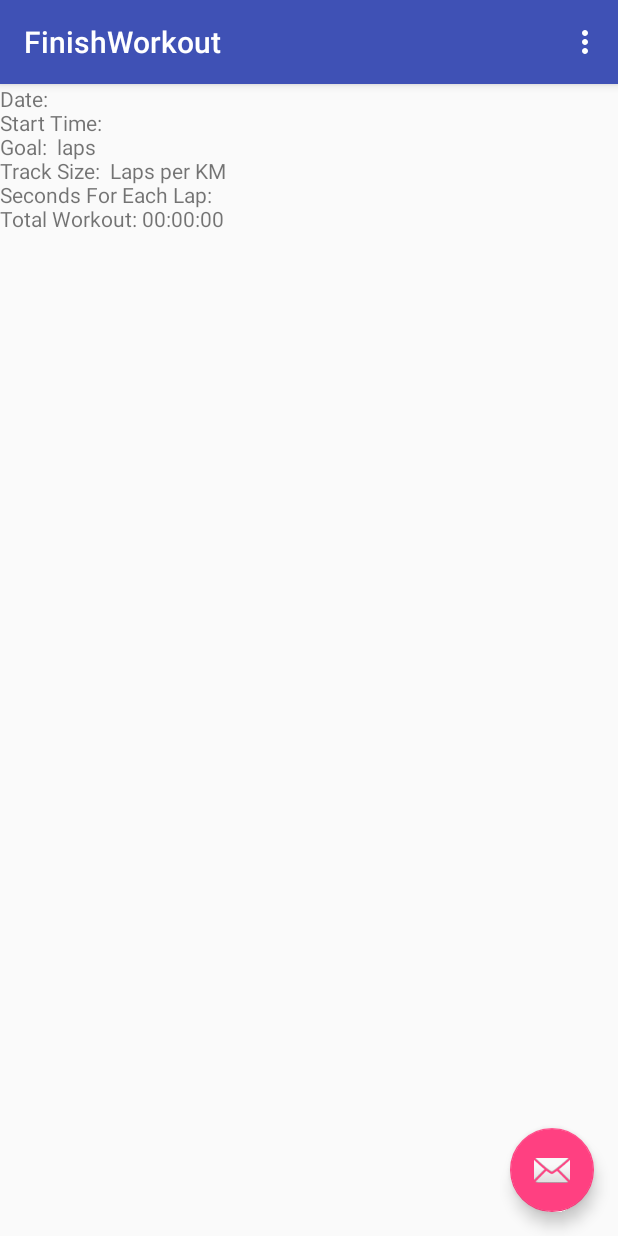
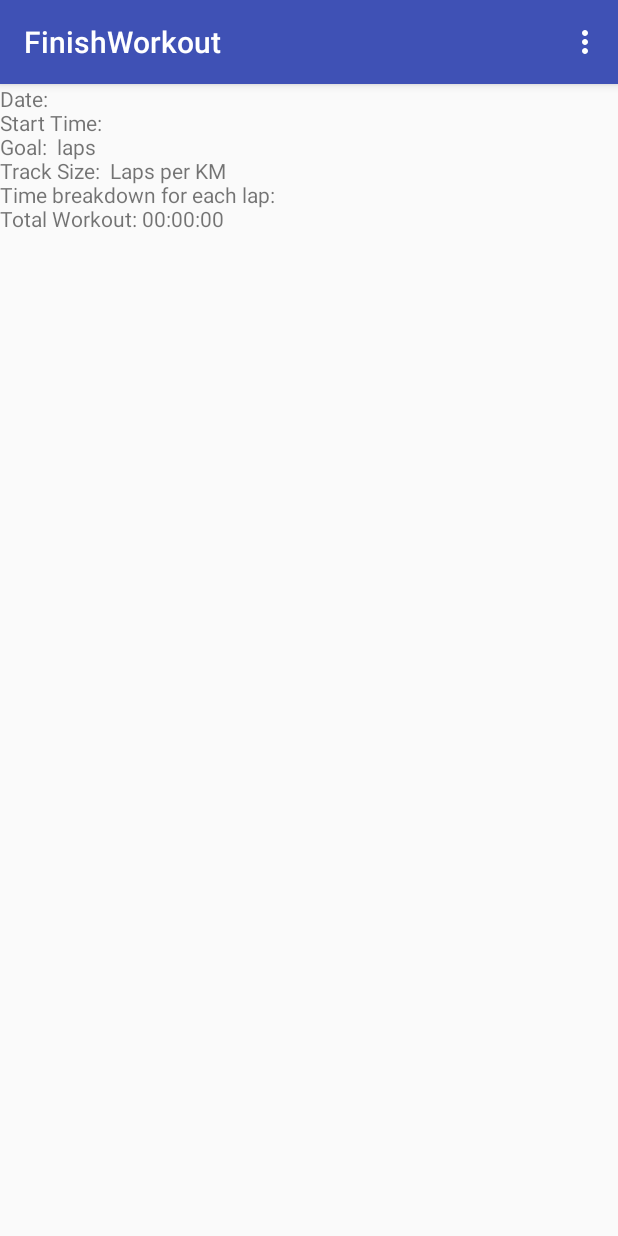
Before and after one commit to frankjohnlee/TrackRunner, an Android app: the FinishWorkout screen opened directly, with no data from a screen before it, on a phone screen of 412 x 824 dp. Run offline under Robolectric (Android 15) with nearby library versions, the phone set to English and light mode, and no system bars.

Commit message:
Added the scroll feature

```diff
--- a/app/src/main/java/com/wordpress/frankhaolunliblog/laprunner/FinishWorkout.java
+++ b/app/src/main/java/com/wordpress/frankhaolunliblog/laprunner/FinishWorkout.java
@@ -5,11 +5,15 @@ import android.support.design.widget.FloatingActionButton;
 import android.support.design.widget.Snackbar;
 import android.support.v7.app.AppCompatActivity;
 import android.support.v7.widget.Toolbar;
+import android.text.method.ScrollingMovementMethod;
 import android.util.Log;
 import android.view.Menu;
 import android.view.View;
 import android.content.SharedPreferences;
+import android.widget.ScrollView;
 import android.widget.TextView;
+
+import org.w3c.dom.Text;
 
 import java.util.ArrayList;
 
@@ -36,16 +40,9 @@ public class FinishWorkout extends AppCompatActivity {
         Toolbar toolbar = (Toolbar) findViewById(R.id.toolbar);
         setSupportActionBar(toolbar);
 
-        FloatingActionButton fab = (FloatingActionButton) findViewById(R.id.fab);
-        fab.setOnClickListener(new View.OnClickListener() {
-            @Override
-            public void onClick(View view) {
-                Snackbar.make(view, "Replace with your own action", Snackbar.LENGTH_LONG)
-                        .setAction("Action", null).show();
-            }
-        });
 
         CurrentWorkoutStatsTextView = (TextView) findViewById(R.id.CurrentWorkoutStats);
+
 
 
         SharedPreferences pref = getApplicationContext().getSharedPreferences("MyPref", 0);
@@ -61,18 +58,30 @@ public class FinishWorkout extends AppCompatActivity {
         StrCurrentWorkoutStats += "Start Time: " + StrTime + "\n";
         StrCurrentWorkoutStats += "Goal: " + StrGoalLap + " laps" + "\n";
         StrCurrentWorkoutStats += "Track Size: " + StrLapsPerKM + " Laps per KM" + "\n";
-        StrCurrentWorkoutStats += "Seconds For Each Lap: " + "\n";
+        StrCurrentWorkoutStats += "Time breakdown for each lap: " + "\n";
 
         // Print Out Each Lap Time
         int IndexCurrentWorkout = 0;
         int TotalTime = 0;
+        int LastLapNumberDigits = 0;
         String[] StatsPerLapArray = StrStatsPerLap.split(",");
         for (String s: StatsPerLapArray) {
             if (IndexCurrentWorkout % 2 == 0 && StatsPerLapArray.length - 1 != IndexCurrentWorkout) {
-                StrCurrentWorkoutStats += Tabs + "Lap Number: " + s;
+                LastLapNumberDigits = s.length();
+                StrCurrentWorkoutStats += "Lap: " + s;
             } else if (IndexCurrentWorkout % 2 != 0) {
-                StrCurrentWorkoutStats += Tabs + "Seconds: " + s + "\n";
                 TotalTime += Integer.valueOf(s);
+
+                if (LastLapNumberDigits == 1) {
+                    StrCurrentWorkoutStats += Tabs + "    Seconds: " + s + "\n";
+                }
+                else if (LastLapNumberDigits == 2) {
+                    StrCurrentWorkoutStats += Tabs + "  Seconds: " + s + "\n";
+                }
+                else if (LastLapNumberDigits == 3) {
+                    StrCurrentWorkoutStats += Tabs + " Seconds: " + s + "\n";
+                }
+
             }
             IndexCurrentWorkout ++;
         }
--- a/app/src/main/res/layout/activity_finish_workout.xml
+++ b/app/src/main/res/layout/activity_finish_workout.xml
@@ -20,13 +20,6 @@
 
     </android.support.design.widget.AppBarLayout>
 
-    <android.support.design.widget.FloatingActionButton
-        android:id="@+id/fab"
-        android:layout_width="wrap_content"
-        android:layout_height="wrap_content"
-        android:layout_gravity="bottom|end"
-        android:layout_margin="@dimen/fab_margin"
-        app:srcCompat="@android:drawable/ic_dialog_email" />
 
     <include
         android:id="@+id/include"
--- a/app/src/main/res/layout/content_finish_workout.xml
+++ b/app/src/main/res/layout/content_finish_workout.xml
@@ -1,5 +1,5 @@
 <?xml version="1.0" encoding="utf-8"?>
-<android.support.constraint.ConstraintLayout xmlns:android="http://schemas.android.com/apk/res/android"
+<LinearLayout xmlns:android="http://schemas.android.com/apk/res/android"
     xmlns:app="http://schemas.android.com/apk/res-auto"
     xmlns:tools="http://schemas.android.com/tools"
     android:layout_width="match_parent"
@@ -8,12 +8,31 @@
     tools:context="com.wordpress.frankhaolunliblog.laprunner.FinishWorkout"
     tools:showIn="@layout/activity_finish_workout">
 
-    <TextView
-        android:id="@+id/CurrentWorkoutStats"
-        android:layout_width="347dp"
-        android:layout_height="438dp"
-        android:text="PreviousWorkoutStats"
-        tools:layout_editor_absoluteX="16dp"
-        tools:layout_editor_absoluteY="16dp"
-        android:scrollbars = "vertical"/>
-</android.support.constraint.ConstraintLayout>
+    <ScrollView
+        android:layout_width="match_parent"
+        android:layout_height="match_parent"
+        android:fillViewport="true"
+        android:scrollbars="vertical" >
+        <LinearLayout
+            android:layout_width="match_parent"
+            android:layout_height="wrap_content"
+            android:orientation="vertical"
+            android:weightSum="1">
+
+            <TextView
+                android:id="@+id/CurrentWorkoutStats"
+                android:layout_width="285dp"
+                android:layout_height="wrap_content"
+                android:layout_weight="0.57"
+                android:text="PreviousWorkoutStats" />
+        </LinearLayout>
+    </ScrollView>
+
+    <LinearLayout
+        android:layout_width="match_parent"
+        android:layout_height="match_parent"
+        android:orientation="vertical">
+
+    </LinearLayout>
+
+</LinearLayout>
```
Also changed, not shown: app/src/main/java/com/wordpress/frankhaolunliblog/laprunner/RunActivity.java (+2 -20 lines).
